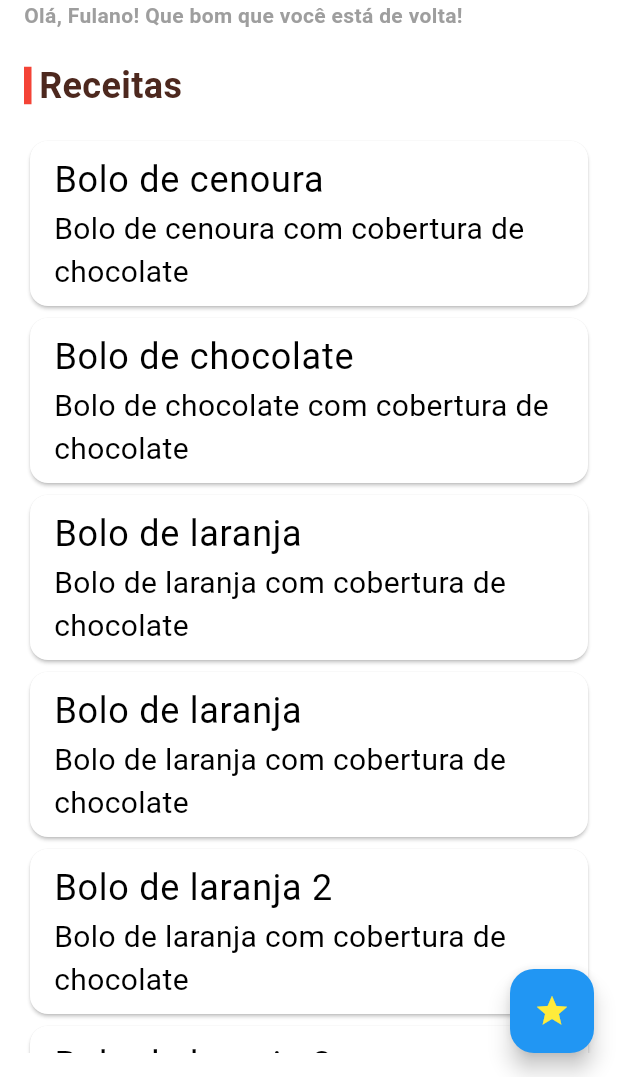
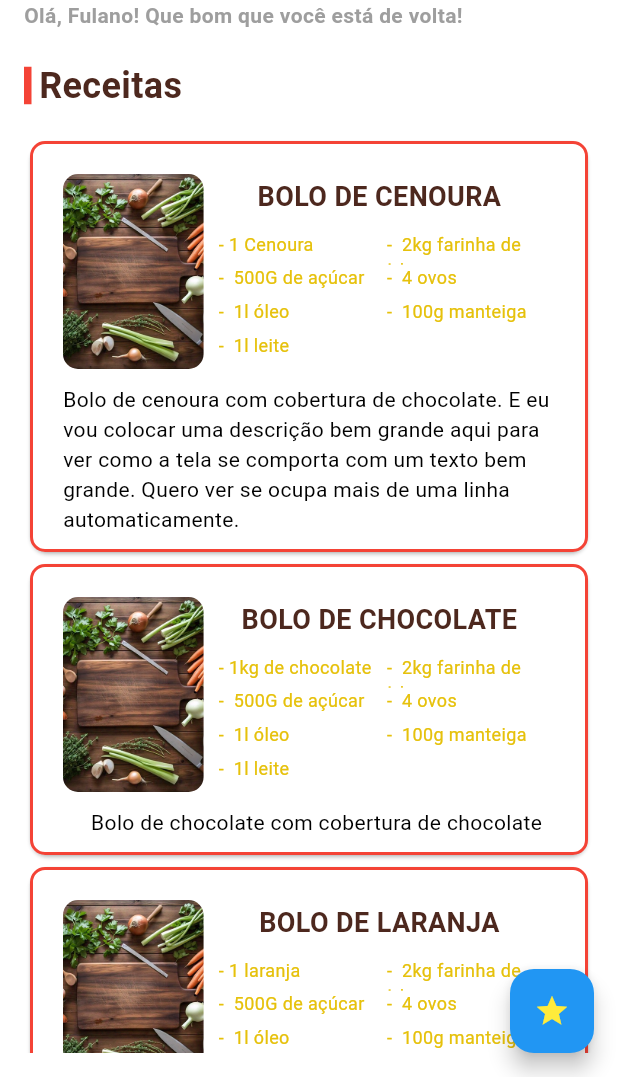
Before and after one commit to BiancaAntonelly/Gourmetize, a Flutter app: the screen it shows after launch, on a phone screen of 412 x 824 dp, the part 159-1236 px from its top. Run offline on Flutter 3.47's test engine with Material 3 defaults, Android fonts, the phone set to English and light mode, and no system bars; our stand-ins replace flutter_rating_stars, flutter_svg, go_router.

Commit message:
termina tela de receitas

```diff
--- a/gourmetize/lib/screens/home.dart
+++ b/gourmetize/lib/screens/home.dart
@@ -11,7 +11,7 @@ class Home extends StatelessWidget {
     Receita(
       id: 1,
       nome: 'Bolo de cenoura',
-      descricao: 'Bolo de cenoura com cobertura de chocolate',
+      descricao: 'Bolo de cenoura com cobertura de chocolate. E eu vou colocar uma descrição bem grande aqui para ver como a tela se comporta com um texto bem grande. Quero ver se ocupa mais de uma linha automaticamente.',
       ingredientes:
           '1 Cenoura \n 2kg farinha de trigo \n 500G de açúcar \n 4 ovos \n 1l óleo \n 100g manteiga \n 1l leite',
     ),
--- a/gourmetize/lib/widgets/receita_card.dart
+++ b/gourmetize/lib/widgets/receita_card.dart
@@ -2,29 +2,112 @@ import 'package:flutter/material.dart';
 import 'package:gourmetize/model/receita.dart';
 
 class ReceitaCard extends StatelessWidget {
-
   final Receita _receita;
 
   const ReceitaCard({super.key, required Receita receita}) : _receita = receita;
 
+  List<String> _obterIngredientesEmLista() {
+    return _receita.ingredientes
+        .split('\n')
+        .map((ingrediente) => '- $ingrediente')
+        .toList();
+  }
+
+
   @override
   Widget build(BuildContext context) {
+    final ingredientes = _obterIngredientesEmLista();
 
-    return (
-      Card(
-        child: ListTile(
-          title: Text(_receita.nome),
-          subtitle: Text(_receita.descricao),
-          isThreeLine: true,
-
-          onTap: () {
-            // Ação ao clicar na receita
-          },
+    return Card(
+      child: Container(
+        decoration: BoxDecoration(
+          border: Border.all(
+            color: Colors.red,
+            width: 2,
+          ),
+          borderRadius: BorderRadius.circular(10),
+        ),
+        padding: const EdgeInsets.all(10),
+        child: Column(
+          children: <Widget>[
+            Container(
+              padding: const EdgeInsets.all(10),
+              child: Row(
+                children: <Widget>[
+                  Expanded(
+                    flex: 2,
+                    child: SizedBox(
+                        height: 130,
+                        child: ClipRRect(
+                          borderRadius: BorderRadius.circular(10),
+                          child: Image.asset(
+                            'assets/receita-meta2.jpeg',
+                            fit: BoxFit.cover,
+                          ),
+                        )
+                    )
+                  ),
+                  Expanded(
+                    flex: 5,
+                    child:
+                     Column(
+                      children: [
+                        Text(
+                          _receita.nome.toUpperCase(),
+                          style: TextStyle(
+                            fontSize: 18,
+                            fontWeight: FontWeight.bold,
+                            color: Theme.of(context).colorScheme.secondary,
+                          ),
+                        ),
+                        Container(padding: const EdgeInsets.fromLTRB(10, 10, 0, 0), child: IngredientesGrid(ingredientes: ingredientes))
+                      ],
+                     )
+                  )
+                ],
+              )
+            ),
+            Container(
+              padding: const EdgeInsets.only(left: 10),
+              child: Text(
+                _receita.descricao,
+                style: const TextStyle(
+                  fontSize: 14,
 
                 ),
               )
+            ),
+          ],
+        ),
+      ),
     );
   }
+}
 
+class IngredientesGrid extends StatelessWidget {
+  final List<String> ingredientes;
 
+  const IngredientesGrid({super.key, required this.ingredientes});
+
+  @override
+  Widget build(BuildContext context) {
+    return GridView.builder(
+      shrinkWrap: true,
+      physics: const NeverScrollableScrollPhysics(),
+      gridDelegate: const SliverGridDelegateWithFixedCrossAxisCount(
+        crossAxisCount: 2,
+        childAspectRatio: 5,
+      ),
+      itemCount: ingredientes.length,
+      itemBuilder: (context, index) {
+        return Padding(
+          padding: const EdgeInsets.all(0.0),
+          child: Text(
+            ingredientes[index],
+            style: const TextStyle(color: Color.fromRGBO(230, 193, 11, 100), fontSize: 12),
+          ),
+        );
+      },
+    );
   }
+}
--- a/gourmetize/pubspec.yaml
+++ b/gourmetize/pubspec.yaml
@@ -71,6 +71,7 @@ flutter:
     - assets/fork_and_knife.svg
     - assets/home.svg
     - assets/person.svg
+    - assets/receita-meta2.jpeg
 
   # To add assets to your application, add an assets section, like this:
   # assets:
```
Also changed, not shown: gourmetize/assets/receita-meta2.jpeg (added). Lines whose indentation alone changed are shown as unchanged.
